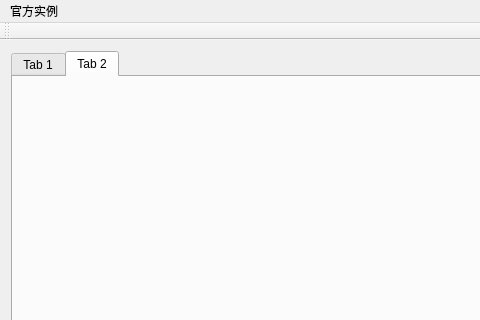
This is ThirdVtk/mainwindow.ui in DreamLife-Jianwei/Qt-Vtk as Qt 5 draws it before an edit; both pictures show x 0 to 480 and y 0 to 320 of the 1366 by 768 pixel window. The edited form follows.
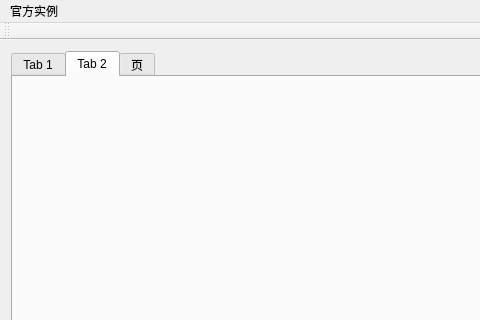
This is the edited form. The open tabs and pages were chosen to show the change.

Commit message:
新增Cone
新增Cone

What changed in the file:
```diff
--- a/ThirdVtk/mainwindow.ui
+++ b/ThirdVtk/mainwindow.ui
@@ -30,6 +30,11 @@
         <string>Tab 2</string>
        </attribute>
       </widget>
+      <widget class="QWidget" name="tab_Cone">
+       <attribute name="title">
+        <string>页</string>
+       </attribute>
+      </widget>
      </widget>
     </item>
    </layout>
```
Left out of the diff: 8 changed lines with no effect on the pictures. The commit also changes 8 other files.
